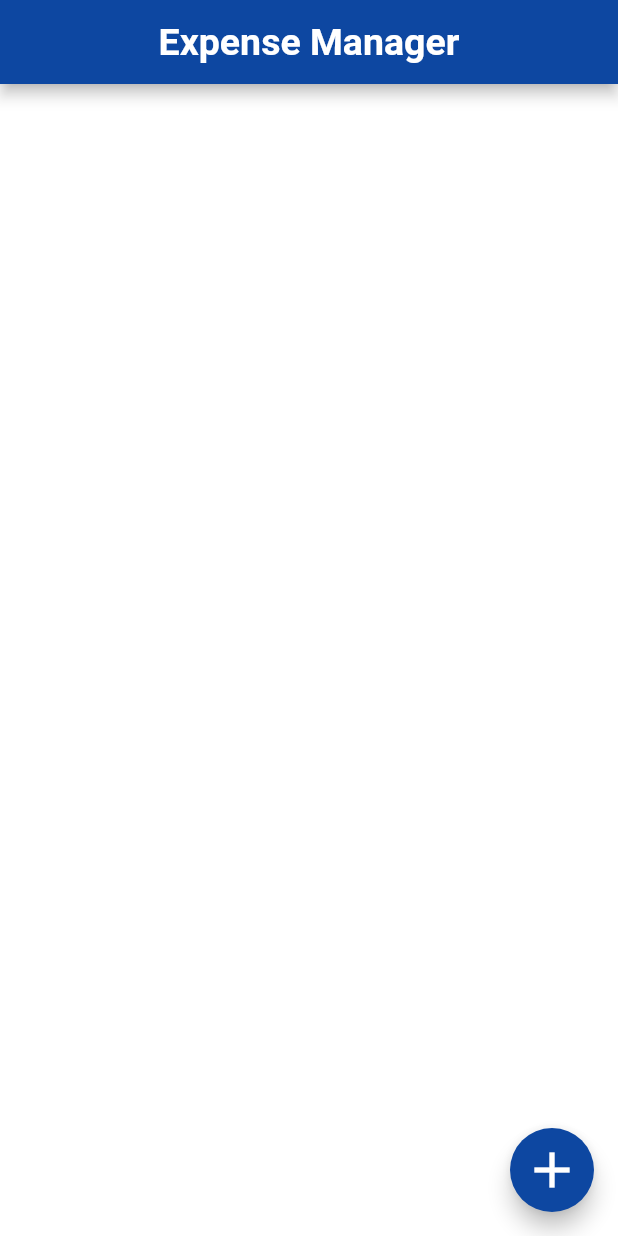
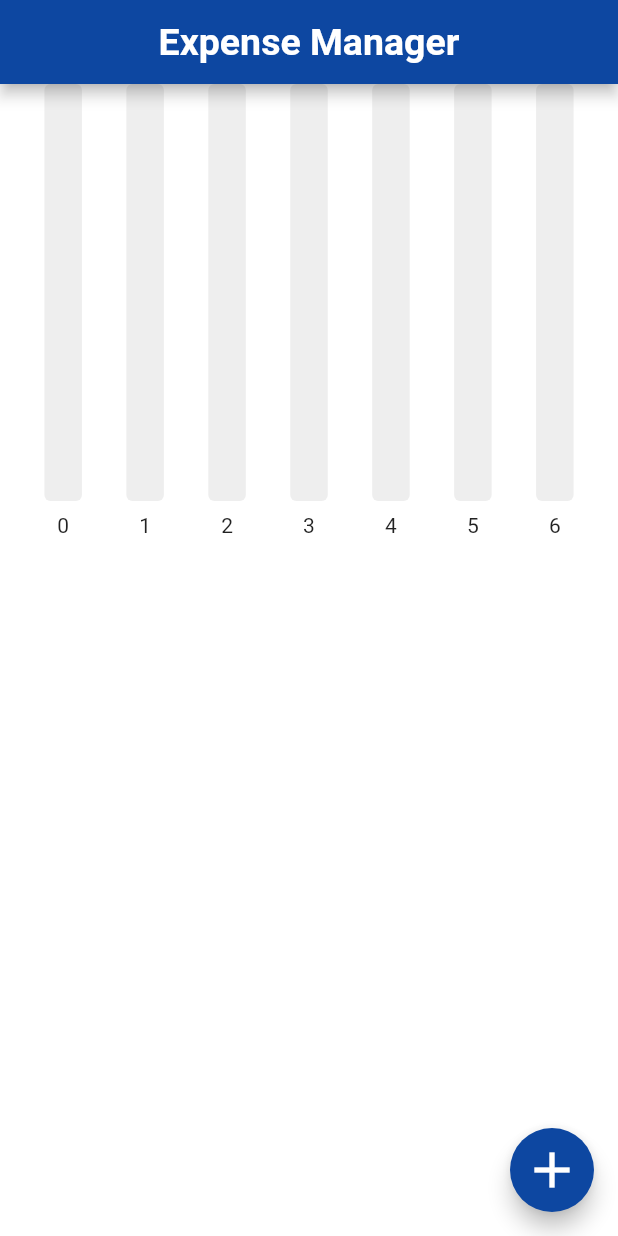
Before and after one commit to Advait0801/Expense-Manager-Flutter, a Flutter app: the screen it shows after launch, on a phone screen of 412 x 824 dp. Run offline on Flutter 3.47's test engine with Material 2 defaults, Android fonts, the phone set to English and light mode, and no system bars; drawn by our look-alikes of fl_chart.

Commit message:
Added Bar Graph

```diff
--- a/lib/bar graph/bar_graph.dart
+++ b/lib/bar graph/bar_graph.dart
@@ -1,10 +1,70 @@
+import 'package:fl_chart/fl_chart.dart';
 import 'package:flutter/material.dart';
+import 'package:expense_manager/bar graph/bar_data.dart';
 
 class MyBarGraph extends StatelessWidget {
+  final double? maxY;
+  final double sunAmount;
+  final double monAmount;
+  final double tuesAmount;
+  final double wedAmount;
+  final double thursAmount;
+  final double friAmount;
+  final double satAmount;
 
+  MyBarGraph({
+    required this.maxY,
+    required this.sunAmount,
+    required this.monAmount,
+    required this.tuesAmount,
+    required this.wedAmount,
+    required this.thursAmount,
+    required this.friAmount,
+    required this.satAmount
+  });
 
   @override
   Widget build(BuildContext context) {
-    return const Placeholder();
+    BarData myBarData = BarData(
+      sunAmount: sunAmount,
+      monAmount: monAmount,
+      tuesAmount: tuesAmount,
+      wedAmount: wedAmount,
+      thursAmount: thursAmount,
+      friAmount: friAmount,
+      satAmount: satAmount
+    );
+    myBarData.initialize();
+
+    return BarChart(BarChartData(
+      maxY: maxY,
+      minY: 0,
+      titlesData: FlTitlesData(
+        show: true,
+        topTitles: AxisTitles(sideTitles: SideTitles(showTitles: false)),
+        leftTitles: AxisTitles(sideTitles: SideTitles(showTitles: false)),
+        rightTitles: AxisTitles(sideTitles: SideTitles(showTitles: false)),
+        bottomTitles: AxisTitles(sideTitles: SideTitles(showTitles: true)),
+
+      ),
+      borderData: FlBorderData(show: false),
+      gridData: FlGridData(show: false),
+      barGroups: myBarData.barData.map((data) => BarChartGroupData(
+          x: data.x,
+          barRods: [
+            BarChartRodData(
+              toY: data.y,
+              color: Colors.grey[800],
+              width: 25,
+              borderRadius: BorderRadius.circular(4),
+              backDrawRodData: BackgroundBarChartRodData(
+                show: true,
+                color: Colors.grey[200],
+                toY: maxY
+              )
+            )
+          ]
+      )).toList()
+    ));
   }
 }
--- a/lib/data/expense_data.dart
+++ b/lib/data/expense_data.dart
@@ -40,7 +40,7 @@ class ExpenseData extends ChangeNotifier{
     }
   }
 
-  DateTime? getStartWeekDate(){
+  DateTime getStartWeekDate(){
     DateTime? start;
     DateTime today = DateTime.now();
     for(int i=0;i<7;i++){
--- a/lib/home_page.dart
+++ b/lib/home_page.dart
@@ -181,6 +181,7 @@ class _HomePageState extends State<HomePage> {
         builder: (context , expenseData , child) {
           return ListView(
             children: [
+              ExpenseSummary(startOfWeek: expenseData.getStartWeekDate()),
               ListView.builder(
                 shrinkWrap: true,
                 physics: const NeverScrollableScrollPhysics(),
--- a/lib/main.dart
+++ b/lib/main.dart
@@ -13,7 +13,7 @@ class ExpenseManager extends StatelessWidget {
     return ChangeNotifierProvider(
       create: (BuildContext context) => ExpenseData(),
       builder: (context,child) => MaterialApp(
-        theme: ThemeData.dark().copyWith(
+        theme: ThemeData.light().copyWith(
           scaffoldBackgroundColor: Colors.white,
           appBarTheme: AppBarTheme(color: Colors.blue[900]),
         ),
--- a/lib/widgets.dart
+++ b/lib/widgets.dart
@@ -1,4 +1,8 @@
+import 'package:expense_manager/bar%20graph/bar_graph.dart';
+import 'package:expense_manager/data/expense_data.dart';
 import 'package:flutter/material.dart';
+import 'package:provider/provider.dart';
+import 'package:expense_manager/date_converter.dart';
 
 class ExpenseTile extends StatelessWidget {
   final String name;
@@ -42,10 +46,34 @@ class ExpenseTile extends StatelessWidget {
 }
 
 class ExpenseSummary extends StatelessWidget {
-  const ExpenseSummary({super.key});
+  final DateTime startOfWeek;
+
+  ExpenseSummary({required this.startOfWeek});
 
   @override
   Widget build(BuildContext context) {
-    return const Placeholder();
+    String sunday = getDate(startOfWeek.add(const Duration(days: 0)));
+    String monday = getDate(startOfWeek.add(const Duration(days: 1)));
+    String tuesday = getDate(startOfWeek.add(const Duration(days: 2)));
+    String wednesday = getDate(startOfWeek.add(const Duration(days: 3)));
+    String thursday = getDate(startOfWeek.add(const Duration(days: 4)));
+    String friday = getDate(startOfWeek.add(const Duration(days: 5)));
+    String saturday = getDate(startOfWeek.add(const Duration(days: 6)));
+
+    return Consumer<ExpenseData>(
+      builder: (context, value, child) => SizedBox(
+        height: 300,
+        child: MyBarGraph(
+          maxY: 200,
+          sunAmount: value.getDayExpenseSummary()[sunday] ?? 0,
+          monAmount: value.getDayExpenseSummary()[monday] ?? 0,
+          tuesAmount: value.getDayExpenseSummary()[tuesday] ?? 0,
+          wedAmount: value.getDayExpenseSummary()[wednesday] ?? 0,
+          thursAmount: value.getDayExpenseSummary()[thursday] ?? 0,
+          friAmount: value.getDayExpenseSummary()[friday] ?? 0,
+          satAmount: value.getDayExpenseSummary()[saturday] ?? 0,
+        ),
+      )
+    );
   }
 }
```
